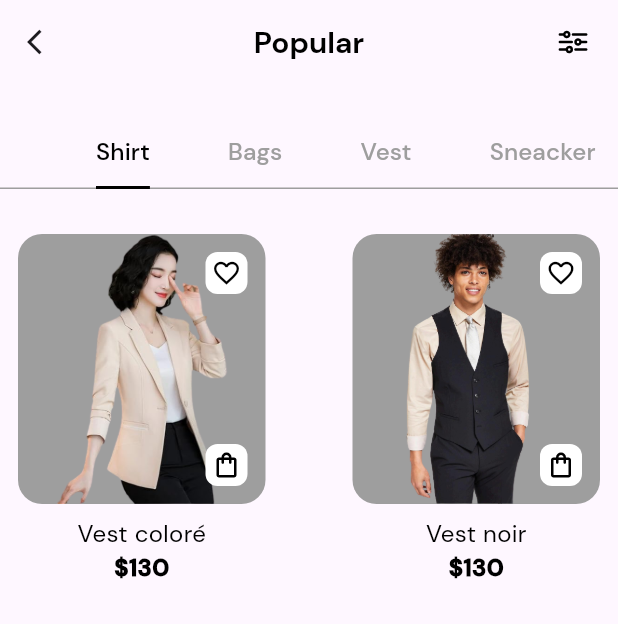
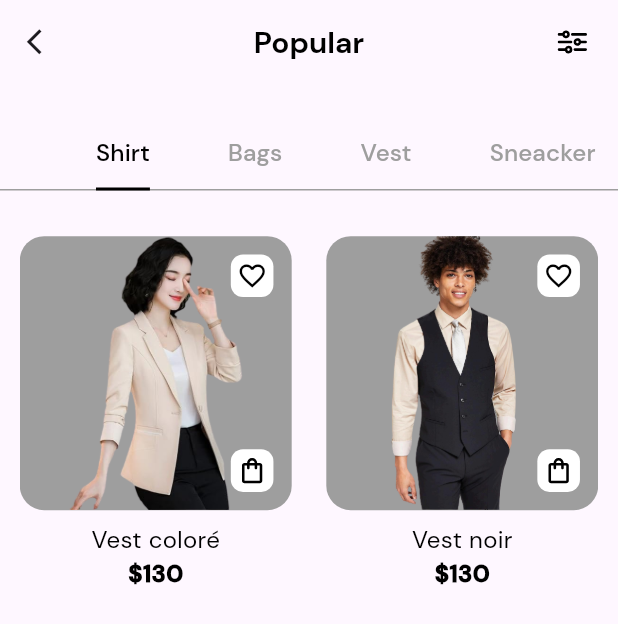
Before and after one commit to bernadinkele/fashion-app, a Flutter app: the screen it shows after launch, after a tap on "Shop Now", on a phone screen of 412 x 824 dp. Shown: the top 624 px of the screen. Run offline on Flutter 3.47's test engine with Material 3 defaults, Android fonts, the phone set to English and light mode, and no system bars; our stand-ins replace flutter_svg.

Commit message:
update sizeconfig

```diff
--- a/lib/Components/category_item.dart
+++ b/lib/Components/category_item.dart
@@ -12,6 +12,7 @@ class CategoryItem extends StatelessWidget {
 
   @override
   Widget build(BuildContext context) {
+     SizeConfig.init(context);
     return Container(
       height: SizeConfig.getProportionateScreenHeight(130),
       width: SizeConfig.getProportionateScreenWidth(110),
--- a/lib/Components/category_tile.dart
+++ b/lib/Components/category_tile.dart
@@ -11,6 +11,7 @@ class CategoryCardTile extends StatelessWidget {
 
   @override
   Widget build(BuildContext context) {
+     SizeConfig.init(context);
     return Padding(
       padding:
           EdgeInsets.only(bottom: SizeConfig.getProportionateScreenHeight(12)),
--- a/lib/Components/product_item.dart
+++ b/lib/Components/product_item.dart
@@ -15,6 +15,7 @@ class _ProductItemState extends State<ProductItem> {
   bool isLoved = false;
   @override
   Widget build(BuildContext context) {
+     SizeConfig.init(context);
     return Column(
       children: [
         Container(
--- a/lib/Components/sale_card.dart
+++ b/lib/Components/sale_card.dart
@@ -9,6 +9,7 @@ class SaleCard extends StatelessWidget {
 
   @override
   Widget build(BuildContext context) {
+     SizeConfig.init(context);
     return Container(
       decoration: BoxDecoration(
           color: Pallete.blueColor,
--- a/lib/Components/shirt_view.dart
+++ b/lib/Components/shirt_view.dart
@@ -13,6 +13,7 @@ class ShirtView extends StatefulWidget {
 class _ShirtViewState extends State<ShirtView> {
   @override
   Widget build(BuildContext context) {
+     SizeConfig.init(context);
     return SingleChildScrollView(
       child: Column(
         children: [
--- a/lib/Screens/category_screen.dart
+++ b/lib/Screens/category_screen.dart
@@ -16,6 +16,7 @@ class CategoriesScreen extends StatefulWidget {
 class _CategoriesScreenState extends State<CategoriesScreen> {
   @override
   Widget build(BuildContext context) {
+     SizeConfig.init(context);
     return Scaffold(
       appBar: AppBar(
           title: Text(
--- a/lib/Screens/home_screen.dart
+++ b/lib/Screens/home_screen.dart
@@ -18,6 +18,7 @@ class HomeScreen extends StatefulWidget {
 class _HomeScreenState extends State<HomeScreen> {
   @override
   Widget build(BuildContext context) {
+     SizeConfig.init(context);
     return SafeArea(
       child: Scaffold(
         appBar:  buildAppbar(),
--- a/lib/Screens/popular_screen.dart
+++ b/lib/Screens/popular_screen.dart
@@ -17,6 +17,7 @@ class _PopularScreenState extends State<PopularScreen> {
 
   @override
   Widget build(BuildContext context) {
+     SizeConfig.init(context);
     return DefaultTabController(
       length: 6,
       child: Scaffold(
--- a/lib/Utils/size_config.dart
+++ b/lib/Utils/size_config.dart
@@ -1,38 +1,35 @@
-//import 'package:flutter/material.dart' show BuildContext, MediaQuery, MediaQueryData, Orientation;
+import 'package:flutter/material.dart' show BuildContext, MediaQuery, MediaQueryData, Orientation;
 
 class SizeConfig {
-  // static late MediaQueryData _mediaQueryData;
-  // static late double screenWidth;
-  // static late double screenHeight;
-  // static double? defaultSize;
-  // static Orientation? orientation;
+  static late MediaQueryData _mediaQueryData;
+  static late double screenWidth;
+  static late double screenHeight;
+  static double? defaultSize;
+  static Orientation? orientation;
 
-  //  static void init(BuildContext context) {
-  //   _mediaQueryData = MediaQuery.of(context);
-  //   screenWidth = _mediaQueryData.size.width;
-  //   screenHeight = _mediaQueryData.size.height;
-  //   orientation = _mediaQueryData.orientation;
-  // }
+   static void init(BuildContext context) {
+    _mediaQueryData = MediaQuery.of(context);
+    screenWidth = _mediaQueryData.size.width;
+    screenHeight = _mediaQueryData.size.height;
+    orientation = _mediaQueryData.orientation;
+  }
  static double getProportionateScreenHeight(double inputHeight) {
-  // double screenHeight = SizeConfig.screenHeight;
-  // return (inputHeight / 812.0) * screenHeight;
-  return inputHeight;
+  double screenHeight = SizeConfig.screenHeight;
+  return (inputHeight / 812.0) * screenHeight;
 }
 
 static  double getProportionateScreenWidth(double inputWidth) {
-  // double screenWidth = SizeConfig.screenWidth;
-  // return (inputWidth / 375.0) * screenWidth;
-  return inputWidth;
+  double screenWidth = SizeConfig.screenWidth;
+  return (inputWidth / 375.0) * screenWidth;
 }
 
  static double getFontSize(double px) {
-  // var height = getProportionateScreenHeight(px);
-  // var width = getProportionateScreenWidth(px);
-  // if (height < width) {
-  //   return height.toInt().toDouble();
-  // } else {
-  //   return width.toInt().toDouble();
-  // }
-  return px;
+  var height = getProportionateScreenHeight(px);
+  var width = getProportionateScreenWidth(px);
+  if (height < width) {
+    return height.toInt().toDouble();
+  } else {
+    return width.toInt().toDouble();
+  }
 }
 }
--- a/lib/main.dart
+++ b/lib/main.dart
@@ -1,3 +1,4 @@
+import 'package:fashion_shop/Utils/utils.dart';
 import 'package:flutter/material.dart';
 import 'package:flutter/services.dart';
 import 'Screens/home_screen.dart';
@@ -14,7 +15,7 @@ class MyApp extends StatelessWidget {
   const MyApp({super.key});
   @override
   Widget build(BuildContext context) {
-
+    SizeConfig.init(context);
     return MaterialApp(
         debugShowCheckedModeBanner: false,
         title: 'Fashion Shop App ',
```
Also changed, not shown: 1 other file.
